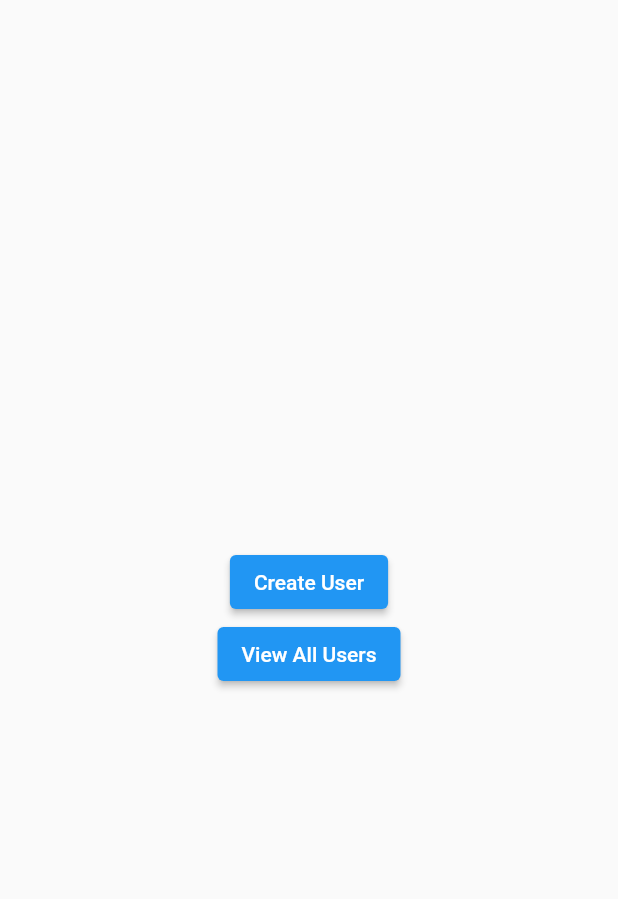
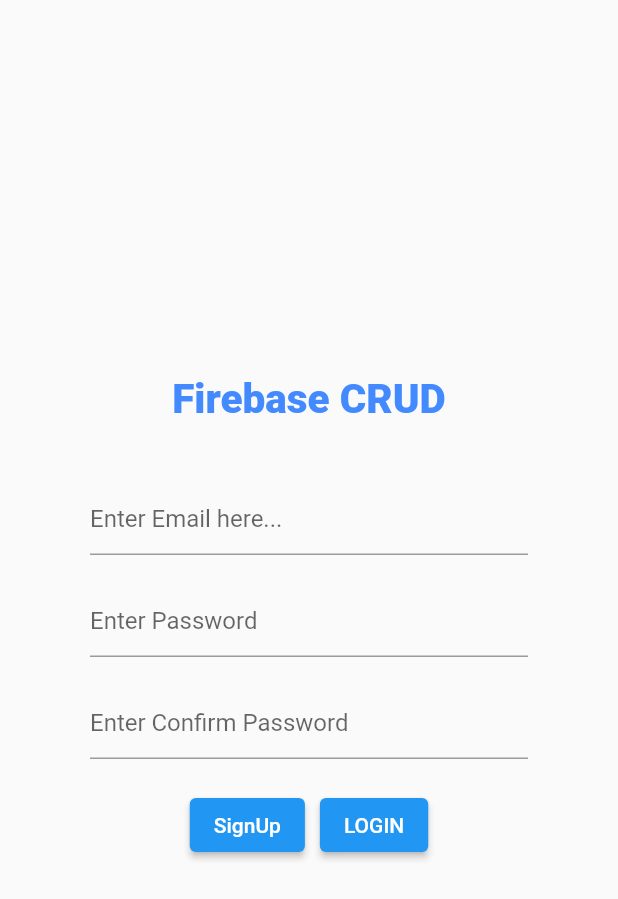
Before and after one commit to Navas-shareef/Flutter_Firebase_CRUD, a Flutter app: the screen it shows after launch, on a phone screen of 412 x 824 dp. Shown: the top 899 px of the screen. Run offline on Flutter 3.47's test engine with Material 2 defaults, Android fonts, the phone set to English and light mode, and no system bars; our stand-ins replace cloud_firestore, firebase_auth, firebase_core; accounts and stored records are empty.

Commit message:
implemilmented firebase signin and signup

```diff
--- /dev/null
+++ b/lib/signup_screen.dart
@@ -0,0 +1,143 @@
+import 'package:firebase_auth/firebase_auth.dart';
+import 'package:firebase_crud/MainScreen.dart';
+import 'package:firebase_crud/snackbar.dart';
+import 'package:flutter/material.dart';
+
+import 'login_screen.dart';
+
+class SignUpScreen extends StatelessWidget {
+  SignUpScreen({Key? key}) : super(key: key);
+  final formKey = GlobalKey<FormState>();
+  final emailController = TextEditingController();
+  final passwordController = TextEditingController();
+  final confirmPasswordController = TextEditingController();
+
+  @override
+  Widget build(BuildContext context) {
+    return Scaffold(
+      body: Form(
+        key: formKey,
+        child: Center(
+          child: Container(
+            padding: const EdgeInsets.symmetric(horizontal: 60),
+            child: Column(
+              mainAxisAlignment: MainAxisAlignment.center,
+              children: [
+                const Text(
+                  'Firebase CRUD',
+                  style: TextStyle(
+                      fontSize: 27,
+                      color: Colors.blueAccent,
+                      fontWeight: FontWeight.w900),
+                ),
+                const SizedBox(
+                  height: 40,
+                ),
+                TextFormField(
+                  validator: (value) => value != null && value.isEmpty
+                      ? 'Pls enter password'
+                      : null,
+                  controller: emailController,
+                  keyboardType: TextInputType.emailAddress,
+                  decoration: const InputDecoration(
+                    hintText: 'Enter Email here...',
+                  ),
+                ),
+                const SizedBox(
+                  height: 20,
+                ),
+                TextFormField(
+                  validator: (value) =>
+                      value != null && value.isEmpty ? 'Pls enter Email' : null,
+                  controller: passwordController,
+                  decoration: const InputDecoration(
+                    hintText: 'Enter Password',
+                  ),
+                ),
+                const SizedBox(
+                  height: 20,
+                ),
+                TextFormField(
+                  validator: (value) => value != null && value.isEmpty
+                      ? 'Pls enter confirm password'
+                      : null,
+                  controller: confirmPasswordController,
+                  decoration: const InputDecoration(
+                    hintText: 'Enter Confirm Password',
+                  ),
+                ),
+                const SizedBox(
+                  height: 20,
+                ),
+                Row(
+                  mainAxisAlignment: MainAxisAlignment.center,
+                  children: [
+                    ElevatedButton(
+                        onPressed: () {
+                          final form = formKey.currentState!;
+                          if (form.validate()) {
+                            if (passwordController.text ==
+                                confirmPasswordController.text) {
+                              signUpUser(context);
+                            } else {
+                              displaySnackbar(
+                                  context, 'password does not match');
+                            }
+                          } else {
+                            print('enter details');
+                          }
+                        },
+                        child: const Text('SignUp')),
+                    const SizedBox(
+                      width: 10,
+                    ),
+                    ElevatedButton(
+                        onPressed: () {
+                          Navigator.pushReplacement(
+                              context,
+                              MaterialPageRoute(
+                                  builder: (context) => LoginScreen()));
+                        },
+                        child: const Text('LOGIN'))
+                  ],
+                )
+              ],
+            ),
+          ),
+        ),
+      ),
+    );
+  }
+
+  Future<void> signUpUser(BuildContext context) async {
+    final FirebaseAuth _auth = FirebaseAuth.instance;
+    String mes = 'error occurred';
+
+    try {
+      if (emailController.text.isNotEmpty ||
+          passwordController.text.isNotEmpty) {
+        await _auth.createUserWithEmailAndPassword(
+            email: emailController.text, password: passwordController.text);
+
+        mes = 'success';
+      } else {
+        mes = 'pls enter email and password';
+      }
+    } on FirebaseAuthException catch (err) {
+      if (err.code == 'invalid-email') {
+        mes = err.code;
+      } else {
+        mes = err.code;
+      }
+    } catch (err) {
+      mes = err.toString();
+    }
+
+    if (mes != 'success') {
+      displaySnackbar(context, mes);
+    } else {
+      Navigator.pushReplacement(
+          context, MaterialPageRoute(builder: (context) => MainScreen()));
+    }
+  }
+}
--- a/lib/splash_scrren.dart
+++ b/lib/splash_scrren.dart
@@ -1,4 +1,4 @@
-import 'package:firebase_crud/MainScreen.dart';
+import 'package:firebase_crud/signup_screen.dart';
 import 'package:flutter/material.dart';
 
 class SplashScreen extends StatefulWidget {
@@ -18,7 +18,7 @@ class _SplashScreenState extends State<SplashScreen> {
   void _changeScreen() async {
     await Future.delayed(const Duration(milliseconds: 4000), () {});
     Navigator.pushReplacement(
-        context, MaterialPageRoute(builder: (context) => const MainScreen()));
+        context, MaterialPageRoute(builder: (context) => SignUpScreen()));
   }
 
   @override
--- a/pubspec.yaml
+++ b/pubspec.yaml
@@ -35,6 +35,8 @@ dependencies:
   cupertino_icons: ^1.0.2
   # firebase database
   cloud_firestore: ^3.1.9
+  # firebase authentication
+  firebase_auth: ^3.3.8
 
 dev_dependencies:
   flutter_test:
```
Also changed, not shown: lib/login_screen.dart (added, +96 -0 lines), pubspec.lock, 1 other file.
